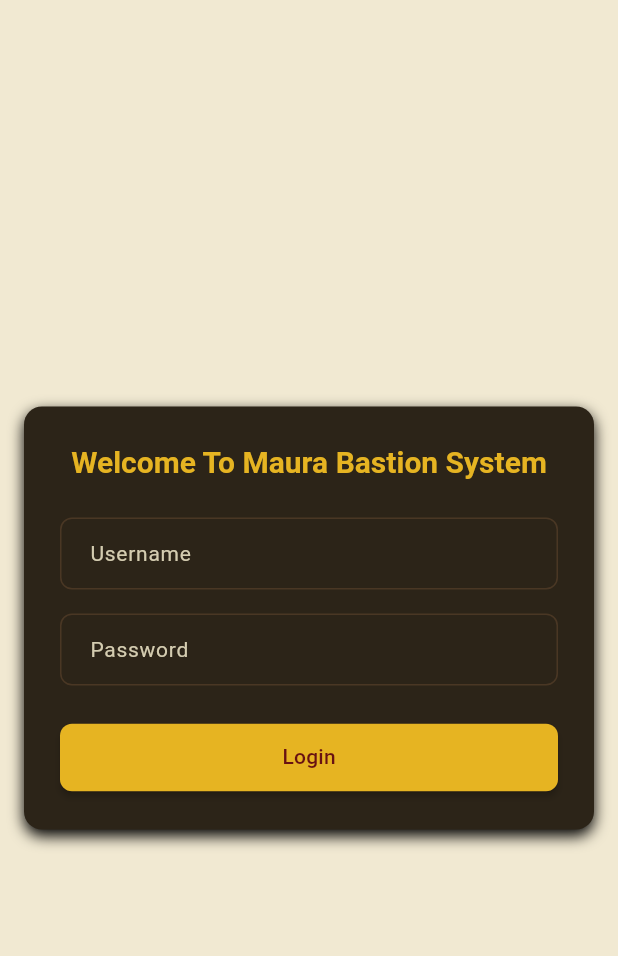
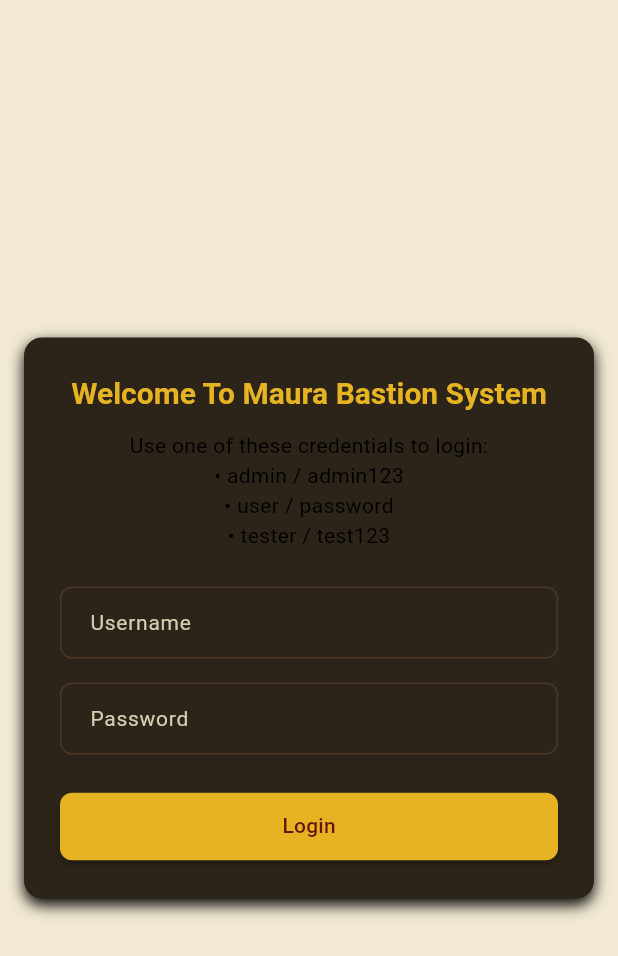
Before and after one commit to BlueBeardone/maura_bastion_system, a Flutter app: the screen it shows after launch, on a phone screen of 412 x 824 dp. Shown: the top 956 px of the screen. Run offline on Flutter 3.47's test engine with Material 3 defaults, Android fonts, the phone set to English and light mode, and no system bars; our stand-ins replace bloc, equatable, flutter_bloc, get_it; Roboto replaces fonts that are missing (Cinzel).

```diff
--- a/lib/core/themes/main_theme.dart
+++ b/lib/core/themes/main_theme.dart
@@ -429,8 +429,8 @@ final ThemeData mainThemeTheme = ThemeData(
   // --- PageTransitions (optional) ---
   pageTransitionsTheme: const PageTransitionsTheme(
     builders: {
-      TargetPlatform.android: CupertinoPageTransitionsBuilder(),
-      TargetPlatform.iOS: CupertinoPageTransitionsBuilder(),
+      TargetPlatform.android: FadeUpwardsPageTransitionsBuilder(),
+      TargetPlatform.iOS: FadeUpwardsPageTransitionsBuilder(),
       TargetPlatform.windows: FadeUpwardsPageTransitionsBuilder(),
       TargetPlatform.macOS: FadeUpwardsPageTransitionsBuilder(),
       TargetPlatform.linux: FadeUpwardsPageTransitionsBuilder(),
--- /dev/null
+++ b/lib/data/test_data/user/fake_user_data.dart
@@ -0,0 +1,42 @@
+import 'package:maura_bastion_system/data/models/user/user.dart';
+
+class UserCredentials {
+  final String username;
+  final String password;
+  final User user;
+
+  const UserCredentials({
+    required this.username,
+    required this.password,
+    required this.user,
+  });
+}
+
+List<UserCredentials> fakeUserCredentials = [
+  UserCredentials(
+    username: 'admin',
+    password: 'admin123',
+    user: User(id: '1', displayName: 'Administrator'),
+  ),
+  UserCredentials(
+    username: 'user',
+    password: 'password',
+    user: User(id: '2', displayName: 'Standard User'),
+  ),
+  UserCredentials(
+    username: 'tester',
+    password: 'test123',
+    user: User(id: '3', displayName: 'Test User'),
+  ),
+];
+
+User? findUserByCredentials(String username, String password) {
+  for (final credential in fakeUserCredentials) {
+    if (credential.username.toLowerCase() == username.toLowerCase() &&
+        credential.password == password) {
+      return credential.user;
+    }
+  }
+
+  return null;
+}
--- a/lib/features/login/logic/auth_cubit.dart
+++ b/lib/features/login/logic/auth_cubit.dart
@@ -1,5 +1,6 @@
 import 'package:bloc/bloc.dart';
 import 'package:maura_bastion_system/data/models/user/user.dart';
+import 'package:maura_bastion_system/data/test_data/user/fake_user_data.dart';
 import 'package:maura_bastion_system/features/login/logic/auth_state.dart';
 
 class AuthCubit extends Cubit<AuthState> {
@@ -11,13 +12,22 @@ class AuthCubit extends Cubit<AuthState> {
     try {
       await Future.delayed(const Duration(seconds: 2));
 
-      if (username.isEmpty || password.isEmpty) {
+      final String normalizedUsername = username.trim();
+      final String normalizedPassword = password.trim();
+
+      if (normalizedUsername.isEmpty || normalizedPassword.isEmpty) {
         emit(const AuthErrorState(message: 'Username and password are required.'));
         emit(const AuthUnauthenticatedState());
         return;
       }
 
-      final User user = User(id: '1', displayName: username);
+      final User? user = findUserByCredentials(normalizedUsername, normalizedPassword);
+      if (user == null) {
+        emit(const AuthErrorState(message: 'Invalid username or password.'));
+        emit(const AuthUnauthenticatedState());
+        return;
+      }
+
       emit(AuthAuthenticatedState(user: user));
     } catch (error) {
       emit(AuthErrorState(message: 'Login failed. Please try again.'));
--- a/lib/features/login/presentation/login_page.dart
+++ b/lib/features/login/presentation/login_page.dart
@@ -69,6 +69,12 @@ class _LoginPageState extends State<LoginPage> {
                         textAlign: TextAlign.center,
                         style: Theme.of(context).textTheme.headlineMedium,
                       ),
+                      const SizedBox(height: 12),
+                      Text(
+                        'Use one of these credentials to login:\n• admin / admin123\n• user / password\n• tester / test123',
+                        textAlign: TextAlign.center,
+                        style: Theme.of(context).textTheme.bodyMedium,
+                      ),
                       const SizedBox(height: 24),
                       TextField(
                         autocorrect: false,
```
Also changed, not shown: 2 other files.
